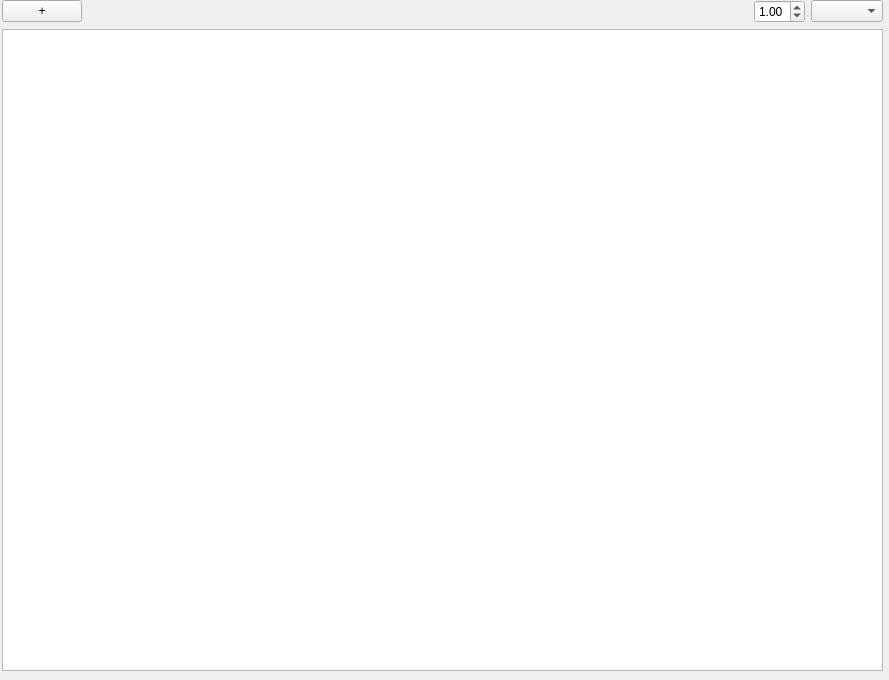
Qt form src/pySUMOQt/Designer/GraphWidget.ui (pySUMO/pysumo) before a commit.
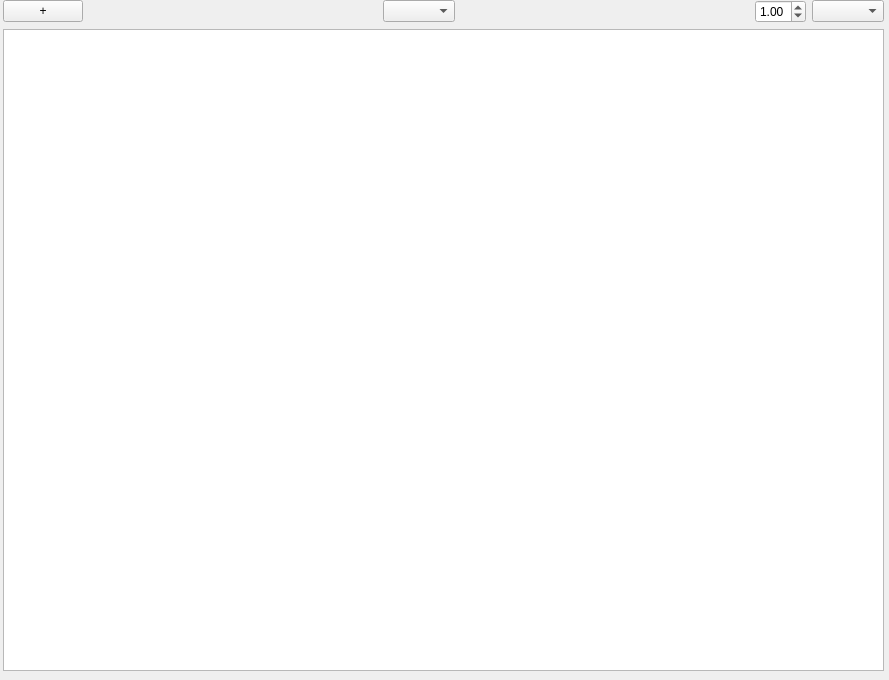
The same form after that commit.

Commit message: Added relation changer (does nothing by now)

Diff of the .ui file:
```diff
--- a/src/pySUMOQt/Designer/GraphWidget.ui
+++ b/src/pySUMOQt/Designer/GraphWidget.ui
@@ -16,7 +16,7 @@
   <widget class="QWidget" name="">
    <property name="geometry">
     <rect>
-     <x>2</x>
+     <x>3</x>
      <y>0</y>
      <width>881</width>
      <height>671</height>
@@ -44,6 +44,22 @@
      </spacer>
     </item>
     <item row="0" column="2">
+     <widget class="QComboBox" name="relations"/>
+    </item>
+    <item row="0" column="3">
+     <spacer name="horizontalSpacer_2">
+      <property name="orientation">
+       <enum>Qt::Horizontal</enum>
+      </property>
+      <property name="sizeHint" stdset="0">
+       <size>
+        <width>40</width>
+        <height>20</height>
+       </size>
+      </property>
+     </spacer>
+    </item>
+    <item row="0" column="4">
      <widget class="QDoubleSpinBox" name="doubleSpinBox">
       <property name="maximum">
        <double>5.000000000000000</double>
@@ -56,10 +72,10 @@
       </property>
      </widget>
     </item>
-    <item row="0" column="3">
+    <item row="0" column="5">
      <widget class="QComboBox" name="comboBox"/>
     </item>
-    <item row="1" column="0" colspan="4">
+    <item row="1" column="0" colspan="6">
      <widget class="QGraphicsView" name="graphicsView"/>
     </item>
    </layout>
```
The commit also changes 2 other files.
